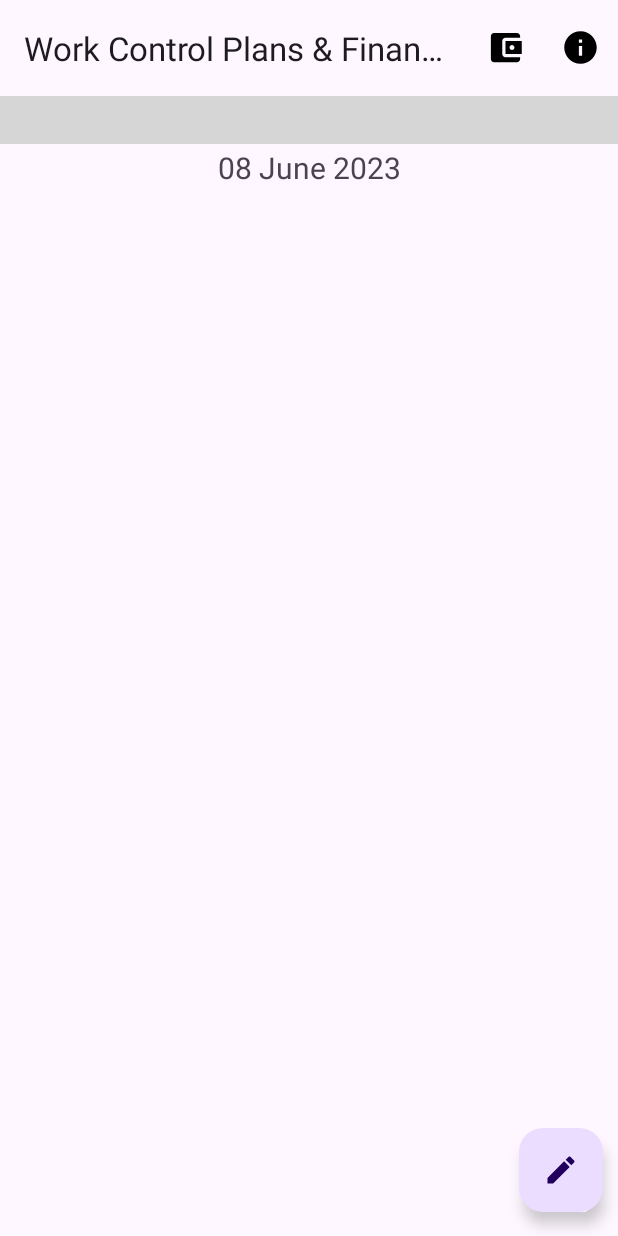
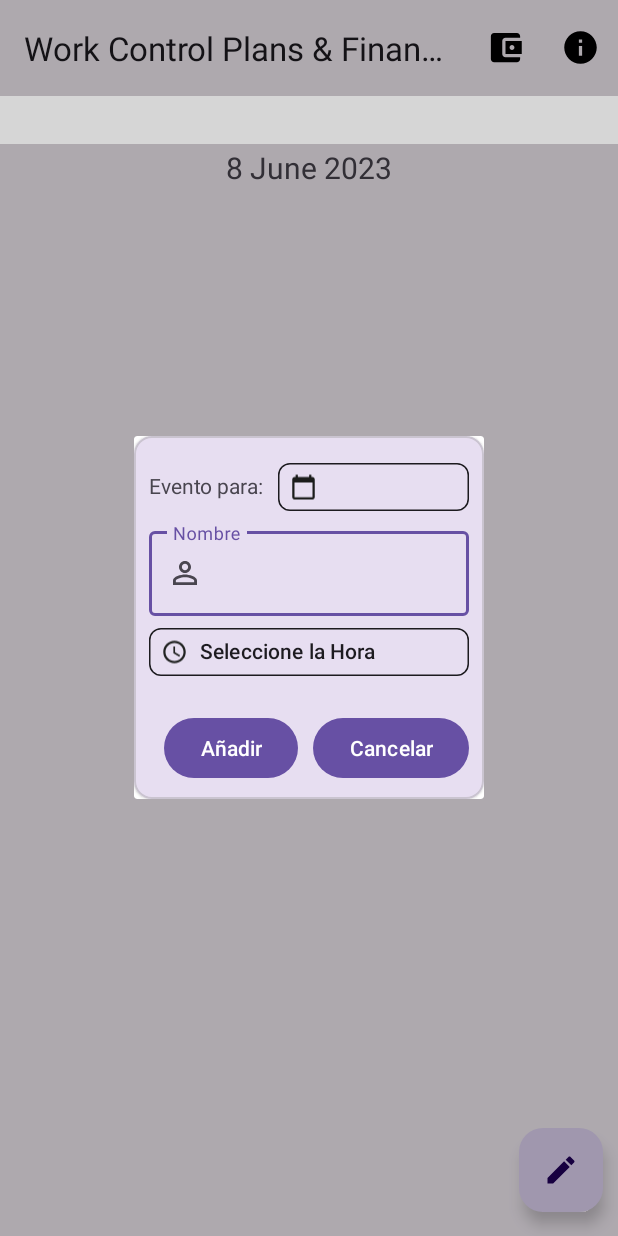
Before and after one commit to dsf951102/MyApplication, an Android app: the screen it shows after launch (MainActivityCalendar), after a tap on "Creador de trabajos", on a phone screen of 412 x 824 dp. Run offline under Robolectric (Android 15) with nearby library versions, the phone set to English and light mode, and no system bars; libraries missing offline, so code that uses them is left out: com.applikeysolutions.cosmocalendar; plain views replace CalendarView; 5 statements that could not run were skipped; grey boxes are pictures that could not be loaded.

Commit message:
Version 8/6/23

```diff
--- a/app/src/main/java/com/gestordetrabajo/myapplication/List_Events_Adapter.java
+++ b/app/src/main/java/com/gestordetrabajo/myapplication/List_Events_Adapter.java
@@ -18,6 +18,7 @@ public class List_Events_Adapter extends RecyclerView.Adapter<List_Events_Adapte
         this.items = items;
     }
 
+    @NonNull
     @Override
     public List_Events_AdapterVH onCreateViewHolder(@NonNull ViewGroup parent, int viewType) {
         View view = LayoutInflater.from(parent.getContext()).inflate(R.layout.item_list, parent, false);
@@ -29,9 +30,7 @@ public class List_Events_Adapter extends RecyclerView.Adapter<List_Events_Adapte
     public void onBindViewHolder(@NonNull List_Events_AdapterVH holder, int position) {
 
         holder.name.setText(items.get(position).getName());
-        holder.description.setText(items.get(position).description);
-        holder.sesion.setText(items.get(position).sesion);
-        holder.hora.setText(items.get(position).hora);
+
 
     }
 
--- a/app/src/main/java/com/gestordetrabajo/myapplication/MainActivityCalendar.java
+++ b/app/src/main/java/com/gestordetrabajo/myapplication/MainActivityCalendar.java
@@ -1,69 +1,53 @@
 package com.gestordetrabajo.myapplication;
 
 
+import android.app.Dialog;
+import android.app.TimePickerDialog;
 import android.content.Intent;
-import android.graphics.Color;
 import android.os.Bundle;
-
-import com.applikeysolutions.cosmocalendar.dialog.CalendarDialog;
-import com.applikeysolutions.cosmocalendar.dialog.OnDaysSelectionListener;
-import com.applikeysolutions.cosmocalendar.model.Day;
-import com.applikeysolutions.cosmocalendar.settings.appearance.ConnectedDayIconPosition;
-import com.applikeysolutions.cosmocalendar.settings.lists.connected_days.ConnectedDays;
-import com.applikeysolutions.cosmocalendar.view.CalendarView;
-import com.gestordetrabajo.myapplication.databinding.ActivityMainCalendarBinding;
-import com.google.android.material.appbar.MaterialToolbar;
-import com.google.android.material.snackbar.Snackbar;
-
-import androidx.annotation.NonNull;
-import androidx.appcompat.app.AppCompatActivity;
-
-import android.util.Log;
 import android.view.Menu;
 import android.view.MenuInflater;
 import android.view.MenuItem;
 import android.view.View;
-
+import android.view.Window;
 import android.widget.TextView;
+import android.widget.TimePicker;
 import android.widget.Toast;
 
-import androidx.navigation.ui.AppBarConfiguration;
+import androidx.appcompat.app.AppCompatActivity;
 import androidx.recyclerview.widget.LinearLayoutManager;
 import androidx.recyclerview.widget.RecyclerView;
 
+import com.applikeysolutions.cosmocalendar.model.Day;
+import com.applikeysolutions.cosmocalendar.view.CalendarView;
+import com.gestordetrabajo.myapplication.databinding.ActivityMainCalendarBinding;
+import com.gestordetrabajo.myapplication.db.MyDB;
+import com.google.android.material.appbar.MaterialToolbar;
+import com.google.android.material.button.MaterialButton;
+import com.google.android.material.chip.Chip;
+import com.google.android.material.color.DynamicColors;
+import com.google.android.material.textfield.TextInputEditText;
+import com.google.android.material.textview.MaterialTextView;
 
-import java.text.ParseException;
 import java.text.SimpleDateFormat;
 import java.util.ArrayList;
 import java.util.Calendar;
-import java.util.Date;
 import java.util.List;
 import java.util.Locale;
-import java.util.Set;
-import java.util.TreeSet;
 
 public class MainActivityCalendar extends AppCompatActivity {
 
-    private AppBarConfiguration appBarConfiguration;
+
     private ActivityMainCalendarBinding binding;
-    private SimpleDateFormat df;
-    private String formatedDate;
-    private Calendar c;
 
-
-
-
-
-    List_Events_Adapter adapter;
-
-    List<Event> events;
-    MaterialToolbar toolbar;
-    ConnectedDays connectedDays;
     List<Day> days;
+    private String fechaEscogida;
+    private Dialog dialog;
+    private MyDB database;
     @Override
     protected void onCreate(Bundle savedInstanceState) {
         super.onCreate(savedInstanceState);
-
+        DynamicColors.applyToActivitiesIfAvailable(this.getApplication());
 
         binding = ActivityMainCalendarBinding.inflate(getLayoutInflater());
         setContentView(binding.getRoot());
@@ -93,34 +77,83 @@ public class MainActivityCalendar extends AppCompatActivity {
         binding.fab.setOnClickListener(new View.OnClickListener() {
             @Override
             public void onClick(View view) {
-                    days = calendarView.getSelectedDays();
-                    if (days.size() > 0) {
-                        Set<Long> daysmarked = new TreeSet<>();
+                   days = calendarView.getSelectedDays();
+//                    if (days.size() > 0) {
+//                        Set<Long> daysmarked = new TreeSet<>();
                         SimpleDateFormat sdf = new SimpleDateFormat("dd-MM-yyyy");
-                        String dateFormat = sdf.format(days.get(0).getCalendar().getTime());
-                        try {
-                            Date date = sdf.parse(dateFormat);
-                            long timeInMillis = date.getTime();
-                            daysmarked.add(timeInMillis);
-                        } catch (ParseException e) {
-                            throw new RuntimeException(e);
-                        }
+//                        String dateFormat = sdf.format(days.get(0).getCalendar().getTime());
+//                        try {
+//                            Date date = sdf.parse(dateFormat);
+//                            long timeInMillis = date.getTime();
+//                            daysmarked.add(timeInMillis);
+//                        } catch (ParseException e) {
+//                            throw new RuntimeException(e);
+//                        }
+////
+//                        connectedDays = new ConnectedDays(daysmarked,R.color.md_theme_light_onError,R.color.md_theme_dark_error);
+//                        calendarView.addConnectedDays(connectedDays);
+//                        calendarView.setConnectedDayIconRes(R.drawable.baseline_event_note_24);
+//                        calendarView.setConnectedDayIconPosition(ConnectedDayIconPosition.BOTTOM);
+//                        calendarView.update();
 //
-                        connectedDays = new ConnectedDays(daysmarked,R.color.md_theme_light_onError,R.color.md_theme_dark_error);
-                        calendarView.addConnectedDays(connectedDays);
-                        calendarView.setConnectedDayIconRes(R.drawable.baseline_event_note_24);
-                        calendarView.setConnectedDayIconPosition(ConnectedDayIconPosition.BOTTOM);
-                        calendarView.update();
+////                item.add(new Event("Daniel", "Esta es", "Tarde", "Hora"));
+////                adapter.notifyItemInserted(item.size()-1);
+//
+//                    }else { Toast.makeText(getApplicationContext(),"Seleccione una fecha",Toast.LENGTH_SHORT).show();}
 
-//                item.add(new Event("Daniel", "Esta es", "Tarde", "Hora"));
-//                adapter.notifyItemInserted(item.size()-1);
-
-                    }else { Toast.makeText(getApplicationContext(),"Seleccione una fecha",Toast.LENGTH_SHORT).show();}
+                    dialog = new Dialog(MainActivityCalendar.this);
+                    dialog.requestWindowFeature(Window.FEATURE_NO_TITLE);
+                    dialog.setContentView(R.layout.fragment_dialog);
+                MaterialButton btn_add = (MaterialButton) dialog.findViewById(R.id.btn_add_new_event);
+                MaterialButton btn_cancel = (MaterialButton)dialog.findViewById(R.id.btn_cancel_new_event);
+                MaterialTextView textView = (MaterialTextView) dialog.findViewById(R.id.title_tv);
+                TextInputEditText textInputname = (TextInputEditText) dialog.findViewById(R.id.txt_edit_text);
+                Chip chipclock = (Chip) dialog.findViewById(R.id.chip_clock);
+                Chip chipfecha = (Chip) dialog.findViewById(R.id.chip_fecha_escogida);
+                fechaEscogida = sdf.format(days.get(0).getCalendar().getTime());
+                chipfecha.setText(fechaEscogida);
 
 
 
+                chipclock.setOnClickListener(new View.OnClickListener() {
 
+                    @Override
+                    public void onClick(View view) {
+                        Calendar calendar = Calendar.getInstance();
+                        int hour = calendar.get(Calendar.HOUR_OF_DAY);
+                        int minute = calendar.get(Calendar.MINUTE);
+                        TimePickerDialog pickerDialog = new TimePickerDialog(MainActivityCalendar.this,
+                                new TimePickerDialog.OnTimeSetListener() {
+                                    @Override
+                                    public void onTimeSet(TimePicker timePicker, int i, int i1) {
+                                        String time = timePicker.getHour() + ":" +timePicker.getMinute();
+                                    chipclock.setText(time);
+                                    }
+                                }, hour, minute, false);
+                        pickerDialog.show();
 
+                    }
+                });
+                btn_add.setOnClickListener(new View.OnClickListener() {
+                    @Override
+                    public void onClick(View view) {
+                        database = new MyDB(MainActivityCalendar.this);
+                        String time = String.valueOf(chipclock.getText());
+                        String fecha = chipfecha.getText().toString();
+                        String name = textInputname.getText().toString();
+                        database.insertData(name,time,fecha);
+                        Toast.makeText(MainActivityCalendar.this,name, Toast.LENGTH_SHORT).show();
+                    }
+                });
+
+                btn_cancel.setOnClickListener(new View.OnClickListener() {
+                    @Override
+                    public void onClick(View view) {
+                        dialog.cancel();
+                        Toast.makeText(MainActivityCalendar.this, "add Cancelado", Toast.LENGTH_SHORT).show();
+                    }
+                });
+                dialog.show();
             }
         });
 
@@ -152,8 +185,15 @@ public class MainActivityCalendar extends AppCompatActivity {
     // Formato a la fecha de d mm yyyy
     public String Formato(String fecha) {
         Calendar calendar = Calendar.getInstance();
-        SimpleDateFormat dsf  = new SimpleDateFormat("dd MMMM yyyy", Locale.getDefault());
+        SimpleDateFormat dsf  = new SimpleDateFormat("d MMMM yyyy", Locale.getDefault());
         fecha = dsf.format(calendar.getTime());
         return fecha;
     }
+
+    public void newEvent(){
+
+    }
+
+
+
 }
--- /dev/null
+++ b/app/src/main/res/drawable/baseline_access_time_24.xml
@@ -0,0 +1,6 @@
+<vector android:autoMirrored="true" android:height="24dp"
+    android:tint="#212322" android:viewportHeight="24"
+    android:viewportWidth="24" android:width="24dp" xmlns:android="http://schemas.android.com/apk/res/android">
+    <path android:fillColor="@android:color/white" android:pathData="M11.99,2C6.47,2 2,6.48 2,12s4.47,10 9.99,10C17.52,22 22,17.52 22,12S17.52,2 11.99,2zM12,20c-4.42,0 -8,-3.58 -8,-8s3.58,-8 8,-8 8,3.58 8,8 -3.58,8 -8,8z"/>
+    <path android:fillColor="@android:color/white" android:pathData="M12.5,7H11v6l5.25,3.15 0.75,-1.23 -4.5,-2.67z"/>
+</vector>
--- /dev/null
+++ b/app/src/main/res/drawable/baseline_calendar_today_24.xml
@@ -0,0 +1,5 @@
+<vector android:autoMirrored="true" android:height="24dp"
+    android:tint="#1B1C1B" android:viewportHeight="24"
+    android:viewportWidth="24" android:width="24dp" xmlns:android="http://schemas.android.com/apk/res/android">
+    <path android:fillColor="@android:color/white" android:pathData="M20,3h-1L19,1h-2v2L7,3L7,1L5,1v2L4,3c-1.1,0 -2,0.9 -2,2v16c0,1.1 0.9,2 2,2h16c1.1,0 2,-0.9 2,-2L22,5c0,-1.1 -0.9,-2 -2,-2zM20,21L4,21L4,8h16v13z"/>
+</vector>
--- /dev/null
+++ b/app/src/main/res/drawable/baseline_person_outline_24.xml
@@ -0,0 +1,5 @@
+<vector android:autoMirrored="true" android:height="24dp"
+    android:tint="#1B1C1B" android:viewportHeight="24"
+    android:viewportWidth="24" android:width="24dp" xmlns:android="http://schemas.android.com/apk/res/android">
+    <path android:fillColor="@android:color/white" android:pathData="M12,5.9c1.16,0 2.1,0.94 2.1,2.1s-0.94,2.1 -2.1,2.1S9.9,9.16 9.9,8s0.94,-2.1 2.1,-2.1m0,9c2.97,0 6.1,1.46 6.1,2.1v1.1L5.9,18.1L5.9,17c0,-0.64 3.13,-2.1 6.1,-2.1M12,4C9.79,4 8,5.79 8,8s1.79,4 4,4 4,-1.79 4,-4 -1.79,-4 -4,-4zM12,13c-2.67,0 -8,1.34 -8,4v3h16v-3c0,-2.66 -5.33,-4 -8,-4z"/>
+</vector>
--- /dev/null
+++ b/app/src/main/res/layout/fragment_dialog.xml
@@ -0,0 +1,85 @@
+<?xml version="1.0" encoding="utf-8"?>
+<com.google.android.material.card.MaterialCardView xmlns:android="http://schemas.android.com/apk/res/android"
+    android:layout_width="match_parent"
+    android:layout_height="match_parent"
+    xmlns:app="http://schemas.android.com/apk/res-auto"
+    app:cardElevation="1dp">
+
+    <LinearLayout
+        android:layout_width="match_parent"
+        android:layout_height="match_parent"
+        android:orientation="vertical"
+        android:layout_margin="10dp">
+        <LinearLayout
+            android:layout_width="match_parent"
+            android:layout_height="wrap_content"
+            android:orientation="horizontal">
+            <com.google.android.material.textview.MaterialTextView
+                android:id="@+id/title_tv"
+                android:layout_width="wrap_content"
+                android:layout_height="wrap_content"
+                android:text="@string/evento_para"/>
+
+            <com.google.android.material.chip.Chip
+                android:id="@+id/chip_fecha_escogida"
+                android:layout_width="match_parent"
+                android:layout_height="wrap_content"
+                app:chipIcon="@drawable/baseline_calendar_today_24"
+                android:text="@string/fecha"
+                android:layout_marginStart="10dp"
+                app:chipStrokeColor="@color/md_theme_dark_background"/>
+
+        </LinearLayout>
+
+
+        <com.google.android.material.textfield.TextInputLayout
+            android:id="@+id/name_client"
+            android:layout_width="match_parent"
+            android:layout_height="wrap_content"
+            app:startIconDrawable="@drawable/baseline_person_outline_24"
+            app:startIconContentDescription="@string/presione_para_escribir_el_nombre_de_la_persona"
+            android:hint="@string/nombre"
+            style="@style/Widget.Material3.TextInputLayout.OutlinedBox">
+            <com.google.android.material.textfield.TextInputEditText
+                android:id="@+id/txt_edit_text"
+                android:layout_width="match_parent"
+                android:layout_height="wrap_content"/>
+        </com.google.android.material.textfield.TextInputLayout>
+        <com.google.android.material.chip.Chip
+            style="@style/Widget.Material3.Chip.Assist"
+            android:id="@+id/chip_clock"
+            android:layout_width="match_parent"
+            android:layout_height="wrap_content"
+            android:text="Seleccione la Hora"
+            app:chipStrokeColor="@color/md_theme_dark_background"
+            app:chipIcon="@drawable/baseline_access_time_24"/>
+
+        <LinearLayout
+            android:layout_width="match_parent"
+            android:layout_height="wrap_content"
+            android:layout_marginTop="16dp"
+            >
+
+            <com.google.android.material.button.MaterialButton
+                android:id="@+id/btn_add_new_event"
+                android:layout_width="wrap_content"
+                android:layout_height="wrap_content"
+                android:layout_marginStart="10dp"
+                android:gravity="center"
+                android:text="@string/a_adir" />
+
+            <com.google.android.material.button.MaterialButton
+                android:id="@+id/btn_cancel_new_event"
+                android:layout_width="wrap_content"
+                android:layout_height="wrap_content"
+                android:layout_marginStart="10dp"
+                android:text="@string/cancelar" />
+
+        </LinearLayout>
+
+
+
+    </LinearLayout>
+
+
+</com.google.android.material.card.MaterialCardView>
--- a/app/src/main/res/values-land/strings.xml
+++ b/app/src/main/res/values-land/strings.xml
@@ -5,4 +5,10 @@
     <string name="presione_para_ir_a_la_pantalla_de_gesti_n_de_las_finazas">Presione para ir a la pantalla de gestión de las finazas</string>
     <string name="acerca">Acerca</string>
     <string name="finanza">Finanza</string>
+    <string name="a_adir">Añadir</string>
+    <string name="cancelar">Cancelar</string>
+    <string name="presione_para_escribir_el_nombre_de_la_persona">Presione para escribir el nombre de la persona</string>
+    <string name="evento_para">Evento para:</string>
+    <string name="fecha">fecha</string>
+    <string name="nombre">Nombre</string>
 </resources>
--- a/app/src/main/res/values-night/strings.xml
+++ b/app/src/main/res/values-night/strings.xml
@@ -7,4 +7,10 @@
     <string name="presione_para_ir_a_la_pantalla_de_gesti_n_de_las_finazas">Presione para ir a la pantalla de gestión de las finazas</string>
     <string name="acerca">Acerca</string>
     <string name="finanza">Finanza</string>
+    <string name="a_adir">Añadir</string>
+    <string name="cancelar">Cancelar</string>
+    <string name="presione_para_escribir_el_nombre_de_la_persona">Presione para escribir el nombre de la persona</string>
+    <string name="evento_para">Evento para:</string>
+    <string name="fecha">fecha</string>
+    <string name="nombre">Nombre</string>
 </resources>
--- a/app/src/main/res/values-night/themes.xml
+++ b/app/src/main/res/values-night/themes.xml
@@ -1,6 +1,6 @@
-<resources xmlns:tools="http://schemas.android.com/tools">
+<resources >
     <!-- Base application theme. -->
-    <style name="Theme.MyApplication" parent="Theme.MaterialComponents.DayNight.NoActionBar">
+    <style name="Theme.MyApplication" parent="Theme.Material3.Dark.NoActionBar">
         <item name="colorPrimary">@color/md_theme_dark_primary</item>
         <item name="colorOnPrimary">@color/md_theme_dark_onPrimary</item>
         <item name="colorPrimaryContainer">@color/md_theme_dark_primaryContainer</item>
@@ -28,6 +28,7 @@
         <item name="colorOnSurfaceInverse">@color/md_theme_dark_inverseOnSurface</item>
         <item name="colorPrimaryInverse">@color/md_theme_dark_inversePrimary</item>
 
+
     </style>
     <!-- Base application theme. -->
     <style name="Base.Theme.MyApplication" parent="Theme.Material3.DayNight.NoActionBar">
--- a/app/src/main/res/values-v23/strings.xml
+++ b/app/src/main/res/values-v23/strings.xml
@@ -5,4 +5,10 @@
     <string name="presione_para_ir_a_la_pantalla_de_gesti_n_de_las_finazas">Presione para ir a la pantalla de gestión de las finazas</string>
     <string name="acerca">Acerca</string>
     <string name="finanza">Finanza</string>
+    <string name="a_adir">Añadir</string>
+    <string name="cancelar">Cancelar</string>
+    <string name="presione_para_escribir_el_nombre_de_la_persona">Presione para escribir el nombre de la persona</string>
+    <string name="evento_para">Evento para:</string>
+    <string name="fecha">fecha</string>
+    <string name="nombre">Nombre</string>
 </resources>
--- a/app/src/main/res/values-w1240dp/strings.xml
+++ b/app/src/main/res/values-w1240dp/strings.xml
@@ -4,4 +4,10 @@
     <string name="presione_para_ir_a_la_pantalla_de_gesti_n_de_las_finazas">Presione para ir a la pantalla de gestión de las finazas</string>
     <string name="acerca">Acerca</string>
     <string name="finanza">Finanza</string>
+    <string name="a_adir">Añadir</string>
+    <string name="cancelar">Cancelar</string>
+    <string name="presione_para_escribir_el_nombre_de_la_persona">Presione para escribir el nombre de la persona</string>
+    <string name="evento_para">Evento para:</string>
+    <string name="fecha">fecha</string>
+    <string name="nombre">Nombre</string>
 </resources>
--- a/app/src/main/res/values-w600dp/strings.xml
+++ b/app/src/main/res/values-w600dp/strings.xml
@@ -5,4 +5,10 @@
     <string name="presione_para_ir_a_la_pantalla_de_gesti_n_de_las_finazas">Presione para ir a la pantalla de gestión de las finazas</string>
     <string name="acerca">Acerca</string>
     <string name="finanza">Finanza</string>
+    <string name="a_adir">Añadir</string>
+    <string name="cancelar">Cancelar</string>
+    <string name="presione_para_escribir_el_nombre_de_la_persona">Presione para escribir el nombre de la persona</string>
+    <string name="evento_para">Evento para:</string>
+    <string name="fecha">fecha</string>
+    <string name="nombre">Nombre</string>
 </resources>
--- a/app/src/main/res/values/colors.xml
+++ b/app/src/main/res/values/colors.xml
@@ -1,6 +1,7 @@
 <?xml version="1.0" encoding="utf-8"?>
 <resources>
     <!-- Colores del tema Claro-->
+
     <color name="seed">#6750A4</color>
     <color name="md_theme_light_primary">#6750A4</color>
     <color name="md_theme_light_onPrimary">#FFFFFF</color>
@@ -20,19 +21,18 @@
     <color name="md_theme_light_onErrorContainer">#410E0B</color>
     <color name="md_theme_light_outline">#79747E</color>
     <color name="md_theme_light_background">#FFFBFE</color>
-    <color name="md_theme_light_onBackground">#0C1446</color>
+    <color name="md_theme_light_onBackground">#1C1B1F</color>
     <color name="md_theme_light_surface">#FFFBFE</color>
-    <color name="md_theme_light_onSurface">#0C1446</color>
+    <color name="md_theme_light_onSurface">#1C1B1F</color>
     <color name="md_theme_light_surfaceVariant">#E7E0EC</color>
     <color name="md_theme_light_onSurfaceVariant">#49454F</color>
     <color name="md_theme_light_inverseSurface">#313033</color>
     <color name="md_theme_light_inverseOnSurface">#F4EFF4</color>
     <color name="md_theme_light_inversePrimary">#D0BCFF</color>
-    <color name="md_theme_light_shadow">#EADDFF</color>
+    <color name="md_theme_light_shadow">#000000</color>
     <color name="md_theme_light_surfaceTint">#6750A4</color>
     <color name="md_theme_light_outlineVariant">#CAC4D0</color>
-    <color name="md_theme_light_scrim">#0C1446</color>
-    <!-- Colores del tema oscuro-->
+    <color name="md_theme_light_scrim">#000000</color>
     <color name="md_theme_dark_primary">#D0BCFF</color>
     <color name="md_theme_dark_onPrimary">#381E72</color>
     <color name="md_theme_dark_primaryContainer">#4F378B</color>
@@ -50,18 +50,19 @@
     <color name="md_theme_dark_errorContainer">#8C1D18</color>
     <color name="md_theme_dark_onErrorContainer">#F9DEDC</color>
     <color name="md_theme_dark_outline">#938F99</color>
-    <color name="md_theme_dark_background">#0C1446</color>
-    <color name="md_theme_dark_onBackground">#0C1446</color>
-    <color name="md_theme_dark_surface">#0C1446</color>
+    <color name="md_theme_dark_background">#1C1B1F</color>
+    <color name="md_theme_dark_onBackground">#E6E1E5</color>
+    <color name="md_theme_dark_surface">#1C1B1F</color>
     <color name="md_theme_dark_onSurface">#E6E1E5</color>
     <color name="md_theme_dark_surfaceVariant">#49454F</color>
     <color name="md_theme_dark_onSurfaceVariant">#CAC4D0</color>
     <color name="md_theme_dark_inverseSurface">#E6E1E5</color>
     <color name="md_theme_dark_inverseOnSurface">#313033</color>
     <color name="md_theme_dark_inversePrimary">#6750A4</color>
-    <color name="md_theme_dark_shadow">#0C1446</color>
+    <color name="md_theme_dark_shadow">#000000</color>
     <color name="md_theme_dark_surfaceTint">#D0BCFF</color>
     <color name="md_theme_dark_outlineVariant">#49454F</color>
-    <color name="md_theme_dark_scrim">#0C1446</color>
+    <color name="md_theme_dark_scrim">#000000</color>
+
 
 </resources>
--- a/app/src/main/res/values/strings.xml
+++ b/app/src/main/res/values/strings.xml
@@ -18,4 +18,10 @@
     <string name="presione_para_ir_a_la_pantalla_de_gesti_n_de_las_finazas">Presione para ir a la pantalla de gestión de las finazas</string>
     <string name="acerca">Acerca</string>
     <string name="finanza">Finanza</string>
+    <string name="a_adir">Añadir</string>
+    <string name="cancelar">Cancelar</string>
+    <string name="presione_para_escribir_el_nombre_de_la_persona">Presione para escribir el nombre de la persona</string>
+    <string name="evento_para">Evento para:</string>
+    <string name="fecha">fecha</string>
+    <string name="nombre">Nombre</string>
 </resources>
--- a/app/src/main/res/values/themes.xml
+++ b/app/src/main/res/values/themes.xml
@@ -1,6 +1,6 @@
-<resources xmlns:tools="http://schemas.android.com/tools">
+<resources>
     <!-- Base application theme. -->
-    <style name="Theme.MyApplication" parent="Theme.MaterialComponents.DayNight.DarkActionBar">
+    <style name="Theme.MyApplication" parent="ThemeOverlay.Material3.DynamicColors.DayNight">
 
         <!-- Primary brand color. -->
         <item name="colorPrimary">@color/md_theme_light_tertiary</item>
```
Also changed, not shown: app/src/main/java/com/gestordetrabajo/myapplication/Event.java (+5 -25 lines), app/src/main/java/com/gestordetrabajo/myapplication/List_Events_AdapterVH.java (+2 -5 lines), app/src/main/java/com/gestordetrabajo/myapplication/db/MyDB.java (+37 -4 lines), app/src/main/res/layout/item_list.xml (+11 -22 lines).
